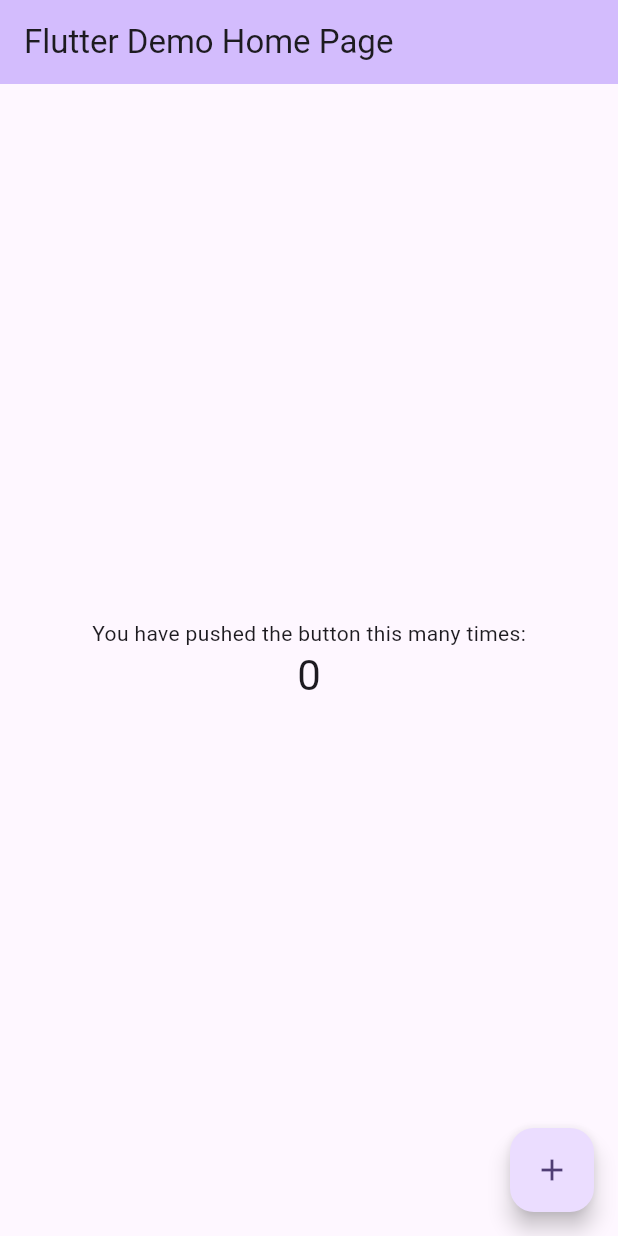
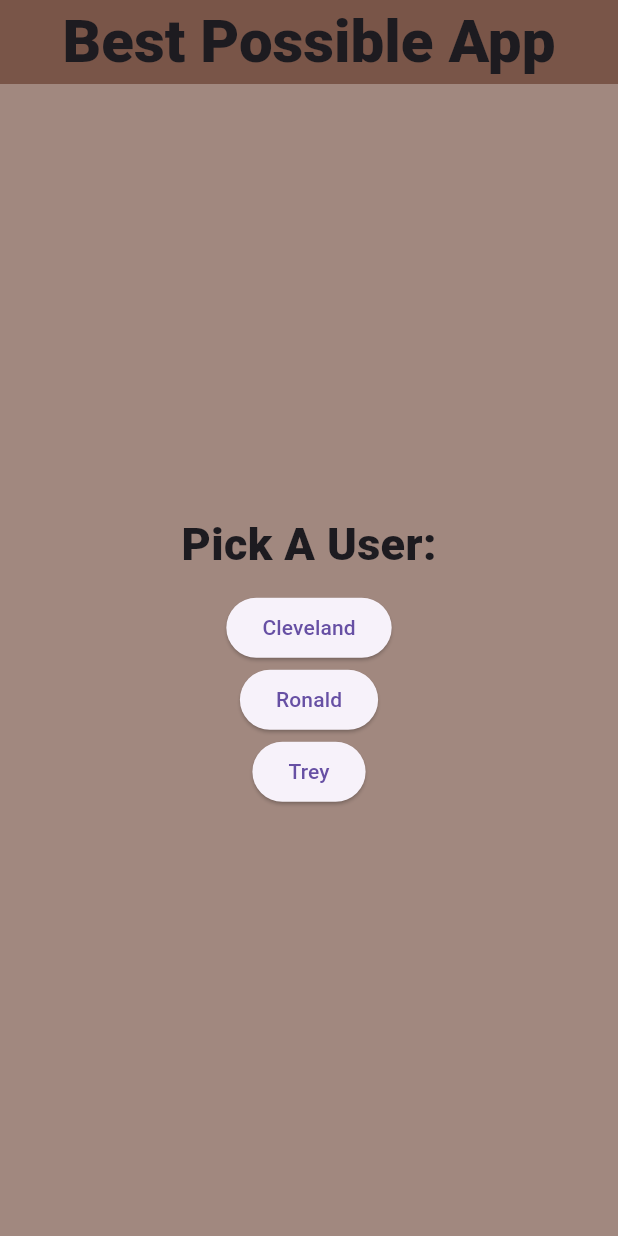
Before and after one commit to Clevelandm1/day7, a Flutter app: the screen it shows after launch, on a phone screen of 412 x 824 dp. Run offline on Flutter 3.47's test engine with Material 3 defaults, Android fonts, the phone set to English and light mode, and no system bars.

Commit message:
App Structure Made

```diff
--- /dev/null
+++ b/lib/cleveland.dart
@@ -0,0 +1,18 @@
+import 'package:flutter/material.dart';
+
+class Cleveland extends StatelessWidget {
+  const Cleveland({super.key});
+
+  @override
+  Widget build(BuildContext context) {
+    return Scaffold(
+      appBar: AppBar(
+        backgroundColor: Colors.green[800],
+        centerTitle: true,
+        title: const Text('Cleveland\'s Page'),
+      ),
+      backgroundColor: Colors.green[200],
+      body: Center(),
+    );
+  }
+}
--- a/lib/main.dart
+++ b/lib/main.dart
@@ -1,125 +1,61 @@
 import 'package:flutter/material.dart';
+import "cleveland.dart";
+import 'ronald.dart';
+import 'trey.dart';
 
 void main() {
-  runApp(const MyApp());
+  runApp(const MaterialApp(home: HomeScreen()));
 }
 
-class MyApp extends StatelessWidget {
-  const MyApp({super.key});
+class HomeScreen extends StatelessWidget {
+  const HomeScreen({super.key});
 
-  // This widget is the root of your application.
   @override
   Widget build(BuildContext context) {
-    return MaterialApp(
-      title: 'Flutter Demo',
-      theme: ThemeData(
-        // This is the theme of your application.
-        //
-        // TRY THIS: Try running your application with "flutter run". You'll see
-        // the application has a purple toolbar. Then, without quitting the app,
-        // try changing the seedColor in the colorScheme below to Colors.green
-        // and then invoke "hot reload" (save your changes or press the "hot
-        // reload" button in a Flutter-supported IDE, or press "r" if you used
-        // the command line to start the app).
-        //
-        // Notice that the counter didn't reset back to zero; the application
-        // state is not lost during the reload. To reset the state, use hot
-        // restart instead.
-        //
-        // This works for code too, not just values: Most code changes can be
-        // tested with just a hot reload.
-        colorScheme: ColorScheme.fromSeed(seedColor: Colors.deepPurple),
-        useMaterial3: true,
+    return Scaffold(
+      appBar: AppBar(
+        backgroundColor: Colors.brown[500],
+        centerTitle: true,
+        title: const Text(
+          'Best Possible App',
+          style: TextStyle(fontSize: 40, fontWeight: FontWeight.w800),
+        ),
       ),
-      home: const MyHomePage(title: 'Flutter Demo Home Page'),
+      backgroundColor: Colors.brown[300],
+      body: Center(
+        child: Column(
+          mainAxisAlignment: MainAxisAlignment.center,
+          children: [
+            Padding(
+              padding: const EdgeInsets.only(bottom: 10.0),
+              child: Text(
+                "Pick A User:",
+                style: TextStyle(fontSize: 30, fontWeight: FontWeight.w900),
+              ),
+            ),
+            ElevatedButton(
+                onPressed: () {
+                  Navigator.push(
+                      context,
+                      MaterialPageRoute(
+                          builder: (context) => const Cleveland()));
+                },
+                child: Text("Cleveland")),
+            ElevatedButton(
+                onPressed: () {
+                  Navigator.push(context,
+                      MaterialPageRoute(builder: (context) => const Ronald()));
+                },
+                child: Text("Ronald")),
+            ElevatedButton(
+                onPressed: () {
+                  Navigator.push(context,
+                      MaterialPageRoute(builder: (context) => const Trey()));
+                },
+                child: Text("Trey")),
+          ],
+        ),
+      ),
     );
   }
 }
-
-class MyHomePage extends StatefulWidget {
-  const MyHomePage({super.key, required this.title});
-
-  // This widget is the home page of your application. It is stateful, meaning
-  // that it has a State object (defined below) that contains fields that affect
-  // how it looks.
-
-  // This class is the configuration for the state. It holds the values (in this
-  // case the title) provided by the parent (in this case the App widget) and
-  // used by the build method of the State. Fields in a Widget subclass are
-  // always marked "final".
-
-  final String title;
-
-  @override
-  State<MyHomePage> createState() => _MyHomePageState();
-}
-
-class _MyHomePageState extends State<MyHomePage> {
-  int _counter = 0;
-
-  void _incrementCounter() {
-    setState(() {
-      // This call to setState tells the Flutter framework that something has
-      // changed in this State, which causes it to rerun the build method below
-      // so that the display can reflect the updated values. If we changed
-      // _counter without calling setState(), then the build method would not be
-      // called again, and so nothing would appear to happen.
-      _counter++;
-    });
-  }
-
-  @override
-  Widget build(BuildContext context) {
-    // This method is rerun every time setState is called, for instance as done
-    // by the _incrementCounter method above.
-    //
-    // The Flutter framework has been optimized to make rerunning build methods
-    // fast, so that you can just rebuild anything that needs updating rather
-    // than having to individually change instances of widgets.
-    return Scaffold(
-      appBar: AppBar(
-        // TRY THIS: Try changing the color here to a specific color (to
-        // Colors.amber, perhaps?) and trigger a hot reload to see the AppBar
-        // change color while the other colors stay the same.
-        backgroundColor: Theme.of(context).colorScheme.inversePrimary,
-        // Here we take the value from the MyHomePage object that was created by
-        // the App.build method, and use it to set our appbar title.
-        title: Text(widget.title),
-      ),
-      body: Center(
-        // Center is a layout widget. It takes a single child and positions it
-        // in the middle of the parent.
-        child: Column(
-          // Column is also a layout widget. It takes a list of children and
-          // arranges them vertically. By default, it sizes itself to fit its
-          // children horizontally, and tries to be as tall as its parent.
-          //
-          // Column has various properties to control how it sizes itself and
-          // how it positions its children. Here we use mainAxisAlignment to
-          // center the children vertically; the main axis here is the vertical
-          // axis because Columns are vertical (the cross axis would be
-          // horizontal).
-          //
-          // TRY THIS: Invoke "debug painting" (choose the "Toggle Debug Paint"
-          // action in the IDE, or press "p" in the console), to see the
-          // wireframe for each widget.
-          mainAxisAlignment: MainAxisAlignment.center,
-          children: <Widget>[
-            const Text(
-              'You have pushed the button this many times:',
-            ),
-            Text(
-              '$_counter',
-              style: Theme.of(context).textTheme.headlineMedium,
-            ),
-          ],
-        ),
-      ),
-      floatingActionButton: FloatingActionButton(
-        onPressed: _incrementCounter,
-        tooltip: 'Increment',
-        child: const Icon(Icons.add),
-      ), // This trailing comma makes auto-formatting nicer for build methods.
-    );
-  }
-}
--- /dev/null
+++ b/lib/ronald.dart
@@ -0,0 +1,18 @@
+import 'package:flutter/material.dart';
+
+class Ronald extends StatelessWidget {
+  const Ronald({super.key});
+
+  @override
+  Widget build(BuildContext context) {
+    return Scaffold(
+      appBar: AppBar(
+        backgroundColor: Colors.green[800],
+        centerTitle: true,
+        title: const Text('Ronald\'s Page'),
+      ),
+      backgroundColor: Colors.green[200],
+      body: Center(),
+    );
+  }
+}
--- /dev/null
+++ b/lib/trey.dart
@@ -0,0 +1,18 @@
+import 'package:flutter/material.dart';
+
+class Trey extends StatelessWidget {
+  const Trey({super.key});
+
+  @override
+  Widget build(BuildContext context) {
+    return Scaffold(
+      appBar: AppBar(
+        backgroundColor: Colors.green[800],
+        centerTitle: true,
+        title: const Text('Trey\'s Page'),
+      ),
+      backgroundColor: Colors.green[200],
+      body: Center(),
+    );
+  }
+}
```
